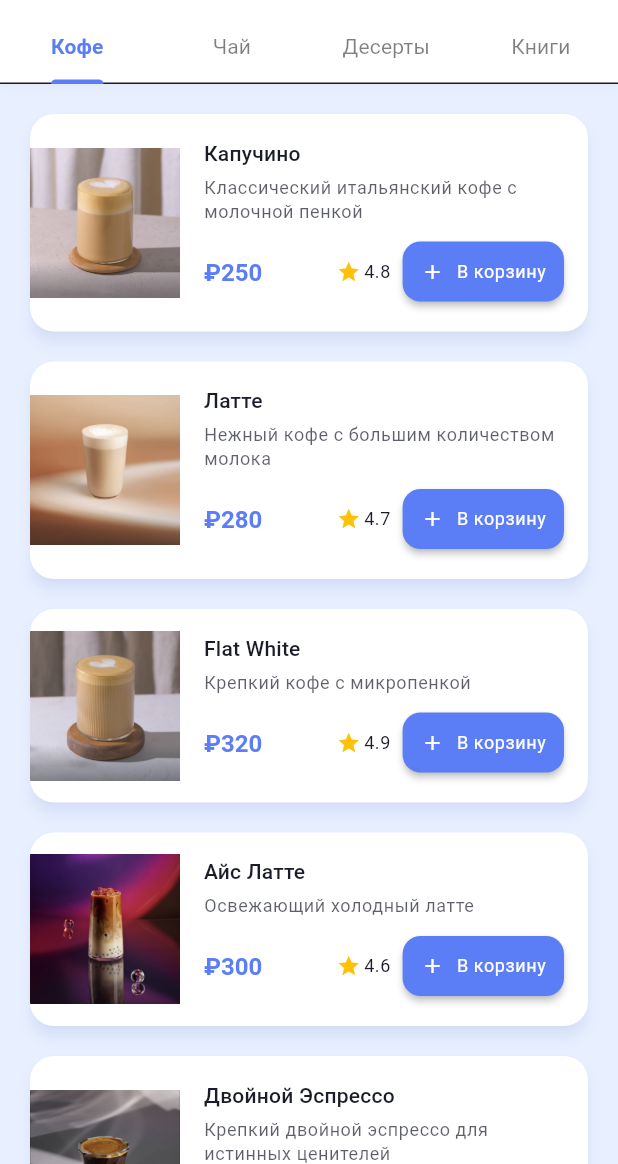
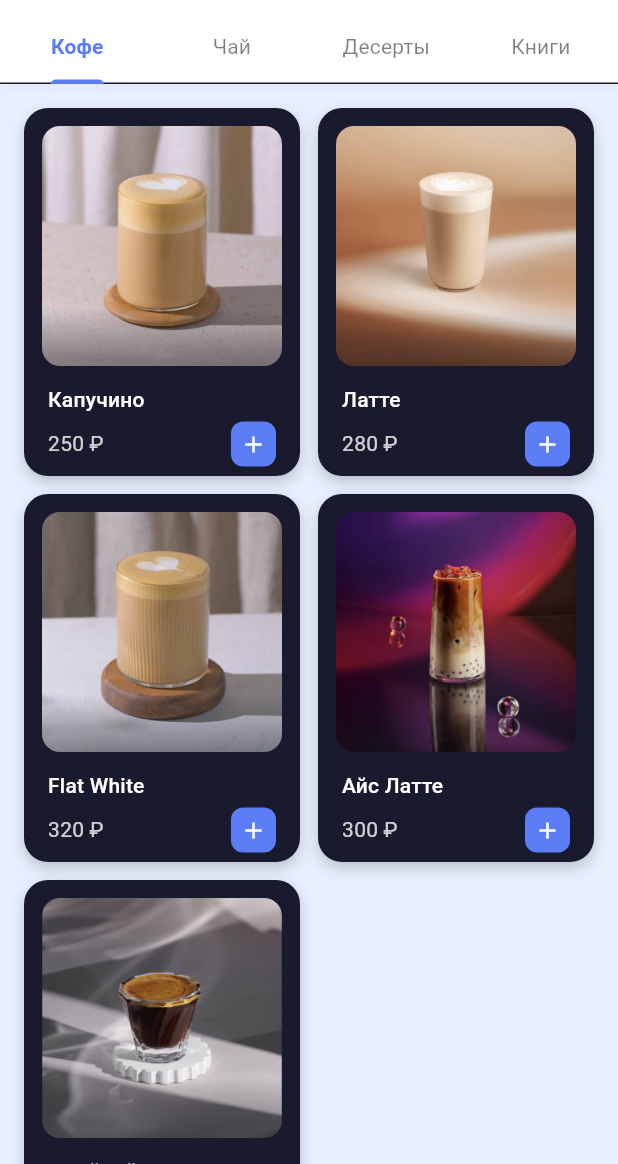
Before and after one commit to shshkiper/arbuziki, a Flutter app: the MenuPage screen opened by its route, on a phone screen of 412 x 824 dp, the part 72-1236 px from its top. Run offline on Flutter 3.47's test engine with Material 3 defaults, Android fonts, the phone set to English and light mode, and no system bars; drawn by our look-alikes of flutter_animate; our stand-ins replace flutter_dotenv, flutter_riverpod, freezed_annotation, go_router, supabase_flutter; accounts and stored records are empty.

Commit message:
menu+card

```diff
--- a/drinkwithbook/lib/presentation/pages/menu/menu_page.dart
+++ b/drinkwithbook/lib/presentation/pages/menu/menu_page.dart
@@ -166,21 +166,24 @@ class _MenuSection extends StatelessWidget {
 
   @override
   Widget build(BuildContext context) {
-    return ListView.builder(
+    return GridView.builder(
       padding: const EdgeInsets.all(16),
+      gridDelegate: const SliverGridDelegateWithFixedCrossAxisCount(
+        crossAxisCount: 2,
+        childAspectRatio: 0.75,
+        crossAxisSpacing: 12,
+        mainAxisSpacing: 12,
+      ),
       itemCount: items.length,
       itemBuilder: (context, index) {
         final item = items[index];
-        return Padding(
-          padding: const EdgeInsets.only(bottom: 12),
-          child: _MenuItem(
+        return _MenuItem(
           item: item,
           onAddToCart: () => onAddToCart(item),
-          ),
         )
             .animate(delay: Duration(milliseconds: index * 100))
             .fadeIn(duration: const Duration(milliseconds: 400))
-            .slideX(begin: 0.2, duration: const Duration(milliseconds: 400));
+            .scale(begin: const Offset(0.8, 0.8), duration: const Duration(milliseconds: 400));
       },
     );
   }
@@ -199,83 +202,82 @@ class _MenuItem extends StatelessWidget {
   Widget build(BuildContext context) {
     final theme = Theme.of(context);
 
-    return Card(
-      clipBehavior: Clip.antiAlias,
+    return Container(
+      decoration: BoxDecoration(
+        color: const Color(0xFF1A1A2E), // Темный фон карточки
+        borderRadius: BorderRadius.circular(16),
+        boxShadow: [
+          BoxShadow(
+            color: Colors.black.withOpacity(0.2),
+            blurRadius: 8,
+            offset: const Offset(0, 4),
+          ),
+        ],
+      ),
       child: InkWell(
         onTap: () => _showItemDetails(context),
-        child: Row(
+        borderRadius: BorderRadius.circular(16),
+        child: Column(
+          crossAxisAlignment: CrossAxisAlignment.stretch,
           children: [
-            // Изображение
-            Container(
-              width: 100,
-              height: 100,
+            // Большое изображение
+            Expanded(
+              flex: 3,
+              child: Container(
+                margin: const EdgeInsets.all(12),
                 decoration: BoxDecoration(
+                  borderRadius: BorderRadius.circular(12),
                   image: DecorationImage(
                     image: AssetImage('assets/images/${item['image']}'),
                     fit: BoxFit.cover,
                   ),
                 ),
               ),
+            ),
 
-            // Информация о товаре
+            // Информация внизу
             Expanded(
+              flex: 1,
               child: Padding(
-                padding: const EdgeInsets.all(16),
+                padding: const EdgeInsets.fromLTRB(16, 0, 16, 16),
                 child: Column(
                   crossAxisAlignment: CrossAxisAlignment.start,
+                  mainAxisAlignment: MainAxisAlignment.center,
                   children: [
                     Text(
                       item['name'],
-                      style: theme.textTheme.titleMedium,
+                      style: theme.textTheme.titleMedium?.copyWith(
+                        color: Colors.white,
+                        fontWeight: FontWeight.w500,
+                      ),
+                      maxLines: 1,
+                      overflow: TextOverflow.ellipsis,
                     ),
                     const SizedBox(height: 4),
-                    Text(
-                      item['description'],
-                      style: theme.textTheme.bodySmall?.copyWith(
-                        color: theme.colorScheme.onSurface.withOpacity(0.7),
-                      ),
-                      maxLines: 2,
-                      overflow: TextOverflow.ellipsis,
-                    ),
-                    const SizedBox(height: 8),
                     Row(
                       mainAxisAlignment: MainAxisAlignment.spaceBetween,
                       children: [
                         Text(
-                          '₽${item['price']}',
-                          style: theme.textTheme.titleLarge?.copyWith(
-                            color: theme.colorScheme.primary,
-                            fontWeight: FontWeight.bold,
+                          '${item['price']} ₽',
+                          style: theme.textTheme.titleMedium?.copyWith(
+                            color: Colors.white.withOpacity(0.8),
+                            fontWeight: FontWeight.w400,
                           ),
                         ),
-                        Row(
-                          children: [
-                            if (item['rating'] != null) ...[
-                              Icon(
-                                Icons.star,
-                                size: 16,
-                                color: Colors.amber,
+                        GestureDetector(
+                          onTap: onAddToCart,
+                          child: Container(
+                            padding: const EdgeInsets.all(6),
+                            decoration: BoxDecoration(
+                              color: theme.colorScheme.primary,
+                              borderRadius: BorderRadius.circular(8),
                             ),
-                              const SizedBox(width: 2),
-                              Text(
-                                item['rating'].toString(),
-                                style: theme.textTheme.bodySmall,
-                              ),
-                              const SizedBox(width: 8),
-                            ],
-                            ElevatedButton.icon(
-                              onPressed: onAddToCart,
-                              icon: const Icon(Icons.add, size: 16),
-                              label: const Text('В корзину'),
-                              style: ElevatedButton.styleFrom(
-                                padding: const EdgeInsets.symmetric(
-                                  horizontal: 12,
-                                  vertical: 8,
-                                ),
-                                textStyle: theme.textTheme.bodySmall,
+                            child: const Icon(
+                              Icons.add,
+                              color: Colors.white,
+                              size: 18,
                             ),
                           ),
-                          ],
                         ),
                       ],
                     ),
```
Lines whose indentation alone changed are shown as unchanged.
